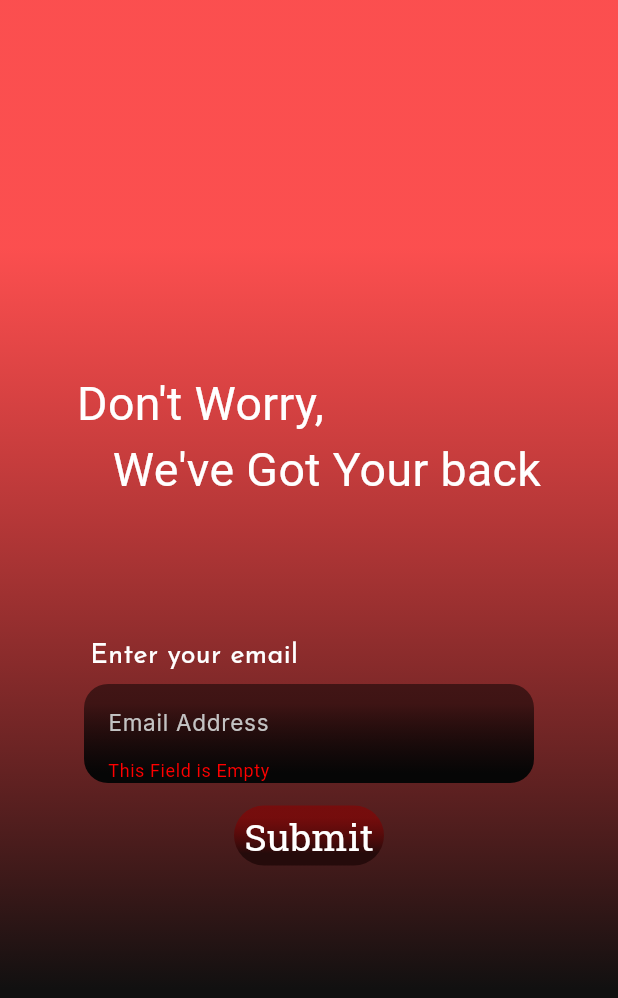
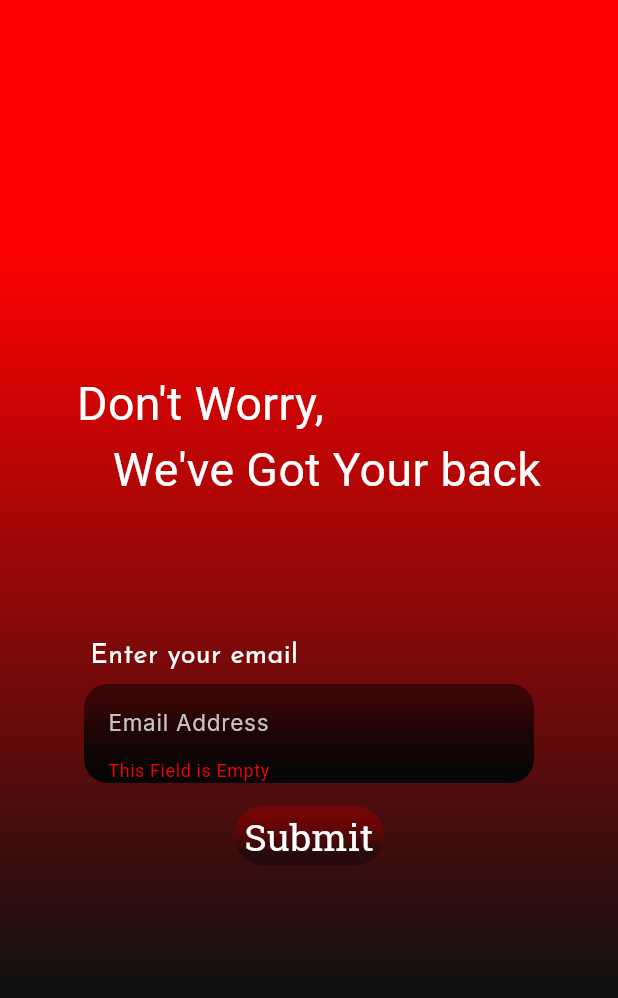
Before and after one commit to sala1020/social_media, a Flutter app: the ForgotPassword screen opened directly, after a tap on "Submit", on a phone screen of 412 x 824 dp. Shown: the top 998 px of the screen. Run offline on Flutter 3.47's test engine with Material 3 defaults, Android fonts, the phone set to English and light mode, and no system bars; our stand-ins replace bloc, curved_navigation_bar, flutter_animate, flutter_bloc, google_fonts.

Commit message:
made some modification in textfield

```diff
--- a/lib/presentation/utils/colors/colors.dart
+++ b/lib/presentation/utils/colors/colors.dart
@@ -7,7 +7,7 @@ const kGrey = Color.fromARGB(255, 195, 195, 195);
 
 const bg = LinearGradient(
     colors: [
-      Color.fromARGB(182, 254, 10, 10),
+      Color.fromARGB(255, 255, 1, 1),
       Color(0xFF111010),
     ],
     begin: Alignment.topCenter,
--- a/lib/presentation/view/auth_pages/common_widget/inputfield.dart
+++ b/lib/presentation/view/auth_pages/common_widget/inputfield.dart
@@ -57,10 +57,12 @@ class InputFieldAuth extends StatelessWidget {
               obscureText: isPassword! ? obscureText : isPassword!,
               style: const TextStyle(color: kWhite, fontSize: 20),
               validator: (value) {
-                if (value!.isEmpty) {
-                  return "This Field is Empty";
-                } else if (regx != null && !regx!.hasMatch(value)) {
-                  return validateMessage;
+                if (isotp == false) {
+                  if (value!.isEmpty) {
+                    return "This Field is Empty";
+                  } else if (regx != null && !regx!.hasMatch(value)) {
+                    return validateMessage;
+                  }
                 }
 
                 return null;
@@ -75,7 +77,7 @@ class InputFieldAuth extends StatelessWidget {
                 }
               },
               decoration: InputDecoration(
-                errorStyle: TextStyle(
+                errorStyle: const TextStyle(
                     fontSize: 12, color: Color.fromARGB(255, 255, 0, 0)),
                 suffixIcon: isPassword!
                     ? IconButton(
--- a/lib/presentation/view/auth_pages/common_widget/suggestion.dart
+++ b/lib/presentation/view/auth_pages/common_widget/suggestion.dart
@@ -4,8 +4,6 @@ import 'package:google_fonts/google_fonts.dart';
 import 'package:social_media/presentation/utils/colors/colors.dart';
 import 'package:social_media/presentation/utils/fonts/fonts.dart';
 import 'package:social_media/presentation/utils/functions/navigation.dart';
-import 'package:social_media/presentation/view/auth_pages/signin_page/signin_page.dart';
-import 'package:social_media/presentation/view/auth_pages/signup_page/signup_page.dart';
 
 class Suggestion extends StatelessWidget {
   final String maintext;
--- a/lib/presentation/view/auth_pages/forgot_password/bloc/forgot_password_bloc.dart
+++ b/lib/presentation/view/auth_pages/forgot_password/bloc/forgot_password_bloc.dart
@@ -18,6 +18,7 @@ class ForgotPasswordBloc
             context: event.context,
             page: ResetPassword(token: token));
       }
+      event.formKey.currentState!.reset();
     });
   }
 }
--- a/lib/presentation/view/auth_pages/forgot_password/bloc/forgot_password_event.dart
+++ b/lib/presentation/view/auth_pages/forgot_password/bloc/forgot_password_event.dart
@@ -6,6 +6,7 @@ sealed class ForgotPasswordEvent {}
 final class ValidateEmailEvent extends ForgotPasswordEvent {
   final String email;
   final BuildContext context;
+  final GlobalKey<FormState> formKey;
 
-  ValidateEmailEvent({required this.email,required this.context, });
+  ValidateEmailEvent({required this.email,required this.context,required this.formKey,  });
 }
--- a/lib/presentation/view/auth_pages/forgot_password/forgot_passeord.dart
+++ b/lib/presentation/view/auth_pages/forgot_password/forgot_passeord.dart
@@ -53,8 +53,10 @@ class ForgotPassword extends StatelessWidget {
               ontap: () {
                 if (formKey.currentState!.validate()) {
                   context.read<ForgotPasswordBloc>().add(ValidateEmailEvent(
+                    formKey: formKey,
                       context: context,
                       email: Controllers.emailController.text));
+
                 }
               },
             )
--- a/lib/presentation/view/auth_pages/signin_page/bloc/s_ign_in_page_bloc.dart
+++ b/lib/presentation/view/auth_pages/signin_page/bloc/s_ign_in_page_bloc.dart
@@ -1,6 +1,5 @@
 import 'package:bloc/bloc.dart';
 import 'package:flutter/material.dart';
-import 'package:meta/meta.dart';
 import 'package:social_media/data/services/auth_services/auth_service.dart';
 import 'package:social_media/presentation/utils/functions/navigation.dart';
 import 'package:social_media/presentation/view/home/bottomnav/bottom_nav.dart';
@@ -14,6 +13,7 @@ class SIgnInPageBloc extends Bloc<SIgnInPageEvent, SIgnInPageState> {
       final isSuccess = await AuthService.signIn(
           email: event.email, password: event.password);
       if (isSuccess == true) {
+        // ignore: use_build_context_synchronously
         kPushandRemoveUntil(context: event.context, page: BottomNav());
       }
     });
--- a/lib/presentation/view/auth_pages/signup_otp.dart/bloc/signup_otp_bloc.dart
+++ b/lib/presentation/view/auth_pages/signup_otp.dart/bloc/signup_otp_bloc.dart
@@ -1,6 +1,5 @@
 import 'package:bloc/bloc.dart';
 import 'package:flutter/material.dart';
-import 'package:meta/meta.dart';
 import 'package:social_media/data/services/auth_services/auth_service.dart';
 import 'package:social_media/presentation/utils/functions/navigation.dart';
 import 'package:social_media/presentation/view/home/bottomnav/bottom_nav.dart';
--- a/lib/presentation/view/auth_pages/signup_otp.dart/signup_otp.dart
+++ b/lib/presentation/view/auth_pages/signup_otp.dart/signup_otp.dart
@@ -45,6 +45,7 @@ class SignUpOtpPage extends StatelessWidget {
                   print(
                     '${Controllers.firstFieldController}${Controllers.secondFieldController}${Controllers.thirdFieldController}${Controllers.fourthFieldController}',
                   );
+                   formkey.currentState!.reset();
                 }
               },
             )
--- a/lib/presentation/view/auth_pages/signup_page/bloc/sign_up_page_bloc.dart
+++ b/lib/presentation/view/auth_pages/signup_page/bloc/sign_up_page_bloc.dart
@@ -1,5 +1,3 @@
-import 'dart:isolate';
-
 import 'package:bloc/bloc.dart';
 import 'package:flutter/material.dart';
 import 'package:social_media/data/model/signup_user_model.dart';
--- a/lib/presentation/view/auth_pages/signup_page/widgets/input_fields.dart
+++ b/lib/presentation/view/auth_pages/signup_page/widgets/input_fields.dart
@@ -83,6 +83,8 @@ class InputFields extends StatelessWidget {
                         ),
                       ),
                     );
+                      formkey.currentState!.reset();
+
               }
             },
           )
--- a/lib/presentation/view/home/homepage/home_page.dart
+++ b/lib/presentation/view/home/homepage/home_page.dart
@@ -6,7 +6,7 @@ class HomePage extends StatelessWidget {
 
   @override
   Widget build(BuildContext context) {
-    return Scaffold(
+    return const Scaffold(
       backgroundColor: kBlack,
     );
   }
```
Also changed, not shown: lib/presentation/view/auth_pages/signin_page/widgets/section2.dart (+4 -4 lines).
